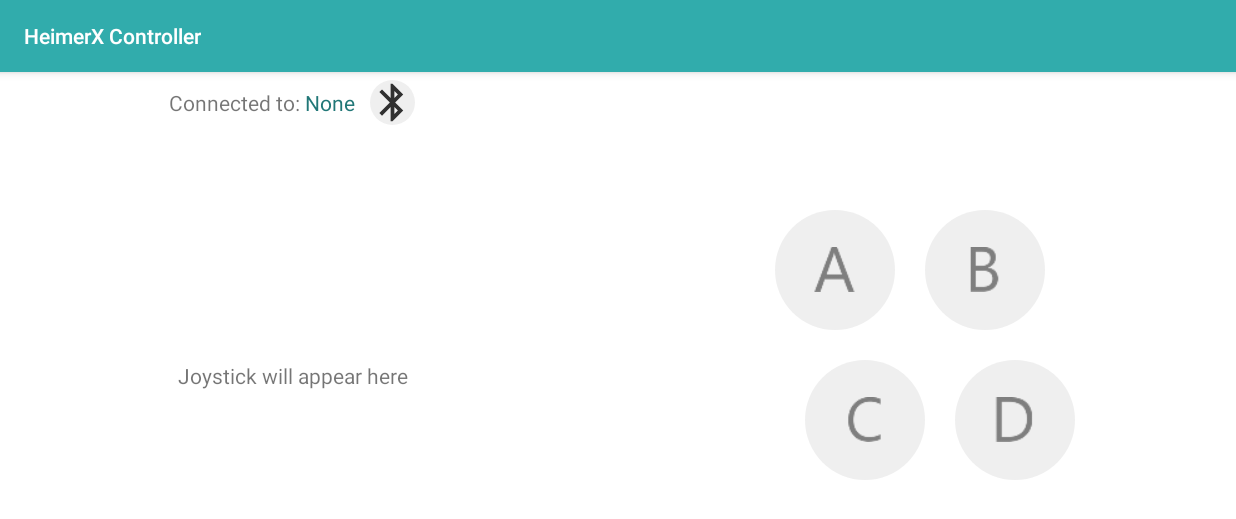
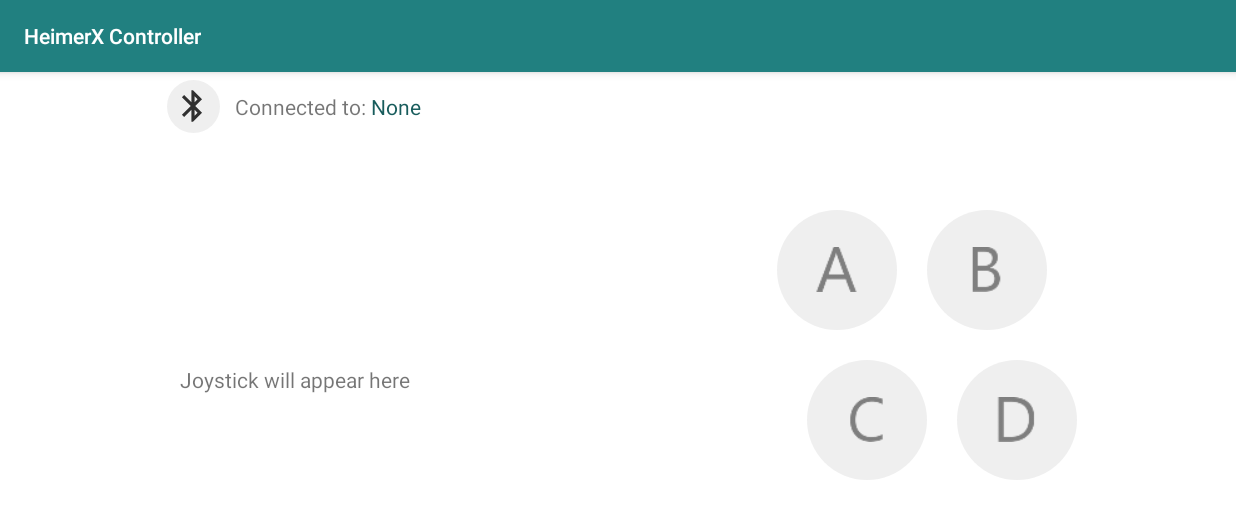
Before and after one commit to afifaniks/HeimerX, an Android app: the screen it shows after launch (MainActivity), on a phone screen of 824 x 412 dp (held sideways). Shown: the top 519 px of the screen. Run offline under Robolectric (Android 15) with nearby library versions, the phone set to English and light mode, and no system bars.

Commit message:
Layout Updated

```diff
--- a/HeimerX Android Controller/app/src/main/res/drawable/bt_bg.xml
+++ b/HeimerX Android Controller/app/src/main/res/drawable/bt_bg.xml
@@ -4,24 +4,24 @@
         <layer-list>
             <item>
                 <shape android:shape = "rectangle">
-                    <size android:width="30dp" android:height="30dp"/>
+                    <size android:width="35dp" android:height="35dp"/>
                     <solid android:color ="@color/btnBG"/>
-                    <corners android:radius="40dp"/>
+                    <corners android:radius="35dp"/>
                 </shape>
             </item>
-            <item android:drawable="@drawable/bt_icon" android:height="30dp" android:width="30dp" android:gravity="center"/>
+            <item android:drawable="@drawable/bt_icon" android:height="25dp" android:width="25dp" android:gravity="center"/>
         </layer-list>
     </item>
     <item android:state_pressed = "true">
         <layer-list>
             <item>
                 <shape android:shape = "rectangle">
-                    <size android:width="30dp" android:height="30dp"/>
+                    <size android:width="35dp" android:height="35dp"/>
                     <solid android:color ="@color/colorPrimary"/>
-                    <corners android:radius="30dp"/>
+                    <corners android:radius="35dp"/>
                 </shape>
             </item>
-            <item android:drawable="@drawable/bt_icon" android:height="30dp" android:width="30dp" android:gravity="center"/>
+            <item android:drawable="@drawable/bt_icon" android:height="25dp" android:width="25dp" android:gravity="center"/>
         </layer-list>
     </item>
 </selector>
--- /dev/null
+++ b/HeimerX Android Controller/app/src/main/res/drawable/bt_devices_bg.xml
@@ -0,0 +1,7 @@
+<?xml version="1.0" encoding="utf-8"?>
+<shape xmlns:android="http://schemas.android.com/apk/res/android"
+    android:shape="rectangle">
+    <stroke android:color="@color/colorPrimary"
+        android:width="4sp"/>
+    <solid android:color="#fff"/>
+</shape>
--- a/HeimerX Android Controller/app/src/main/res/layout/activity_bluetooth_devices.xml
+++ b/HeimerX Android Controller/app/src/main/res/layout/activity_bluetooth_devices.xml
@@ -4,6 +4,7 @@
     xmlns:tools="http://schemas.android.com/tools"
     android:layout_width="match_parent"
     android:layout_height="match_parent"
+    android:background="@drawable/bt_devices_bg"
     tools:context=".BluetoothDevicesActivity">
 
     <ListView
--- a/HeimerX Android Controller/app/src/main/res/layout/activity_main.xml
+++ b/HeimerX Android Controller/app/src/main/res/layout/activity_main.xml
@@ -22,6 +22,14 @@
             android:layout_margin="5dp"
             android:gravity="center"
             android:orientation="horizontal">
+
+            <ImageButton
+                android:id="@+id/btDevies"
+                android:background="@drawable/bt_bg"
+                android:layout_width="35dp"
+                android:layout_marginRight="10dp"
+                android:layout_height="35dp"/>
+
             <TextView
                 android:layout_width="wrap_content"
                 android:layout_height="wrap_content"
@@ -33,13 +41,6 @@
                 android:layout_height="wrap_content"
                 android:textColor="@color/colorPrimaryDark"
                 android:text="None" />
-
-            <ImageButton
-                android:id="@+id/btDevies"
-                android:background="@drawable/bt_bg"
-                android:layout_width="30dp"
-                android:layout_marginLeft="10dp"
-                android:layout_height="30dp"/>
 
         </LinearLayout>
 
--- a/HeimerX Android Controller/app/src/main/res/values/colors.xml
+++ b/HeimerX Android Controller/app/src/main/res/values/colors.xml
@@ -1,7 +1,7 @@
 <?xml version="1.0" encoding="utf-8"?>
 <resources>
-    <color name="colorPrimary">#31ACAC</color>
-    <color name="colorPrimaryDark">#217777</color>
+    <color name="colorPrimary">#218080</color>
+    <color name="colorPrimaryDark">#185C5C</color>
     <color name="colorAccent">#3F51B5</color>
     <color name="btnBG">#66D8D8D8</color>
     <color name="bg">#fff</color>
```
